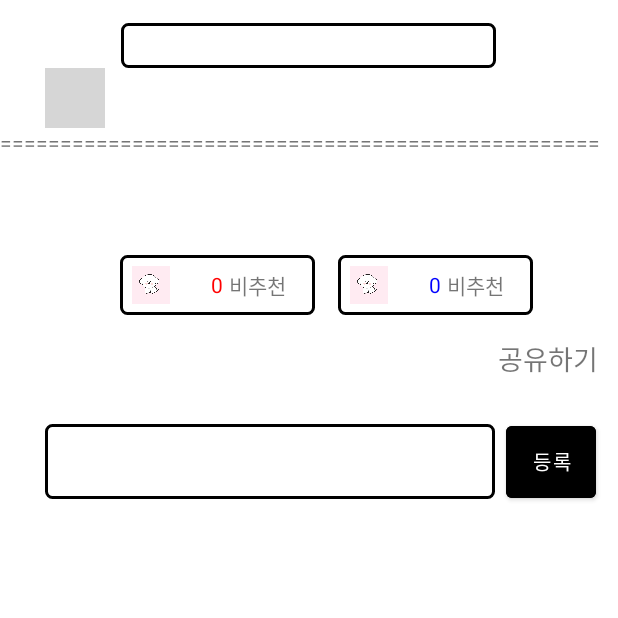
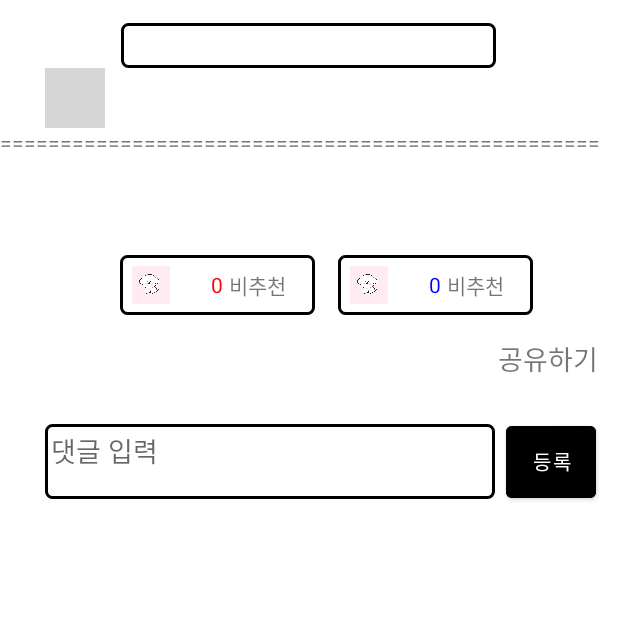
Before and after one commit to dragonechoi/HoneyDog, an Android app: the CatPostActivity screen opened directly, with no data from a screen before it, on a phone screen of 412 x 824 dp, the top half of it. Run offline under Robolectric (Android 15) with nearby library versions, the phone set to English and light mode, and no system bars; our stand-ins replace CircleImageView, Firebase (no records; nobody signed in at launch, a user with empty details on screens opened directly); pictures from the network do not load; grey boxes are pictures that could not be loaded.

Commit message:
댓글기능 추가 해야하는데 집가서 작업.....

```diff
--- a/app/src/main/java/com/cys/honeydog/activities/CatCmmActivity.kt
+++ b/app/src/main/java/com/cys/honeydog/activities/CatCmmActivity.kt
@@ -46,4 +46,6 @@ class CatCmmActivity : AppCompatActivity() {
         }
 
     }
+
+
 }
--- a/app/src/main/java/com/cys/honeydog/activities/CatPostActivity.kt
+++ b/app/src/main/java/com/cys/honeydog/activities/CatPostActivity.kt
@@ -1,19 +1,32 @@
 package com.cys.honeydog.activities
 
+import android.net.Uri
+import android.os.Bundle
+import android.widget.Toast
 import androidx.appcompat.app.AppCompatActivity
-import android.os.Bundle
 import com.bumptech.glide.Glide
+import com.cys.honeydog.G
 import com.cys.honeydog.R
+import com.cys.honeydog.adapters.CommentAdapter
 import com.cys.honeydog.databinding.ActivityCatPostBinding
+import com.cys.honeydog.model.CommentItem
+import com.google.firebase.firestore.FirebaseFirestore
+import com.google.firebase.firestore.ktx.toObject
 
 class CatPostActivity : AppCompatActivity() {
     val binding:ActivityCatPostBinding by lazy { ActivityCatPostBinding.inflate(layoutInflater) }
+    val item:MutableList<CommentItem> = mutableListOf()
     override fun onCreate(savedInstanceState: Bundle?) {
         super.onCreate(savedInstanceState)
         setContentView(binding.root)
 
         ViewCatPost()
 
+       binding.recyclerComment.adapter=CommentAdapter(this,item)
+
+
+        binding.commentBtn.setOnClickListener { saveUserId() }
+        saveUserId()
     }
 
     fun ViewCatPost(){
@@ -32,4 +45,11 @@ class CatPostActivity : AppCompatActivity() {
 
 
     }
+
+    fun saveUserId(){
+
+    }
+
+
+
 }
--- a/app/src/main/java/com/cys/honeydog/activities/NewIdActivity.kt
+++ b/app/src/main/java/com/cys/honeydog/activities/NewIdActivity.kt
@@ -1,28 +1,22 @@
 package com.cys.honeydog.activities
 
-import android.annotation.SuppressLint
 import android.content.DialogInterface
 import android.content.Intent
-import android.icu.text.SimpleDateFormat
 import android.net.Uri
 import android.os.Bundle
 import android.provider.MediaStore
 import android.widget.ArrayAdapter
 import android.widget.AutoCompleteTextView
-import android.widget.ImageView
 import android.widget.Toast
 import androidx.activity.result.contract.ActivityResultContracts
 import androidx.appcompat.app.AlertDialog
 import androidx.appcompat.app.AppCompatActivity
 import com.bumptech.glide.Glide
-import com.cys.honeydog.G
 import com.cys.honeydog.R
 import com.cys.honeydog.databinding.ActivityNewIdBinding
 import com.google.firebase.firestore.FirebaseFirestore
-import com.google.firebase.ktx.Firebase
 import com.google.firebase.storage.FirebaseStorage
 import com.google.firebase.storage.StorageReference
-import com.google.firebase.storage.ktx.storage
 import java.util.Date
 
 
--- a/app/src/main/java/com/cys/honeydog/activities/NewPostActivity.kt
+++ b/app/src/main/java/com/cys/honeydog/activities/NewPostActivity.kt
@@ -9,7 +9,6 @@ import androidx.activity.result.contract.ActivityResultContracts
 import androidx.appcompat.app.AppCompatActivity
 import com.bumptech.glide.Glide
 import com.cys.honeydog.G
-import com.cys.honeydog.Profile
 import com.cys.honeydog.R
 import com.cys.honeydog.databinding.ActivityNewPostBinding
 import com.google.firebase.firestore.FirebaseFirestore
--- a/app/src/main/java/com/cys/honeydog/adapters/CatCmmAdapter.kt
+++ b/app/src/main/java/com/cys/honeydog/adapters/CatCmmAdapter.kt
@@ -54,7 +54,6 @@ class CatCmmAdapter(var context: Context, var items: MutableList<CatCmmItem>) :
             intent.putExtra("postText",list.postText)
             intent.putExtra("profile",list.profile)
             intent.putExtra("userId",list.userId)
-
             context.startActivity(intent)
 
 
--- a/app/src/main/res/layout/activity_cat_post.xml
+++ b/app/src/main/res/layout/activity_cat_post.xml
@@ -46,6 +46,8 @@
             android:layout_marginTop="20dp"
             android:layout_toRightOf="@id/post_civ"
             android:text="닉네임" />
+
+
 
         <TextView
             android:id="@+id/end_lin"
@@ -184,9 +186,13 @@
             android:layout_marginBottom="15dp"
             android:background="@drawable/bg_login_btn"
             android:inputType="textMultiLine"
-            android:maxLines="3" />
+            android:maxLines="3"
+            android:hint="댓글 입력"
+            android:padding="4dp"
+            android:gravity="start"/>
 
         <Button
+            android:id="@+id/comment_btn"
             android:layout_width="60dp"
             android:layout_height="60dp"
             android:layout_below="@id/share_post"
@@ -200,9 +206,12 @@
             android:textSize="13sp" />
 
         <androidx.recyclerview.widget.RecyclerView
+            android:id="@+id/recycler_comment"
             android:layout_width="match_parent"
             android:layout_height="match_parent"
-            android:layout_below="@id/et_comment" />
+            android:layout_below="@id/et_comment"
+            app:layoutManager="androidx.recyclerview.widget.LinearLayoutManager"
+            android:orientation="vertical"/>
 
 
     </RelativeLayout>
--- a/app/src/main/res/layout/activity_post.xml
+++ b/app/src/main/res/layout/activity_post.xml
@@ -183,7 +183,10 @@
             android:layout_marginBottom="15dp"
             android:background="@drawable/bg_login_btn"
             android:inputType="textMultiLine"
-            android:maxLines="3" />
+            android:maxLines="3"
+            android:hint="댓글 입력"
+            android:gravity="start"
+            android:padding="8dp"/>
 
         <Button
             android:layout_width="60dp"
--- a/app/src/main/res/values-night/themes.xml
+++ b/app/src/main/res/values-night/themes.xml
@@ -1,6 +1,6 @@
 <resources xmlns:tools="http://schemas.android.com/tools">
     <!-- Base application theme. -->
-    <style name="Theme.HoneyDog" parent="Theme.MaterialComponents.DayNight.DarkActionBar">
+    <style name="Theme.HoneyDog" parent="Theme.MaterialComponents.DayNight.NoActionBar">
         <!-- Primary brand color. -->
         <item name="colorPrimary">@color/purple_200</item>
         <item name="colorPrimaryVariant">@color/purple_700</item>
```
Also changed, not shown: app/src/main/java/com/cys/honeydog/adapters/CommentAdapter.kt (added, +43 -0 lines), app/src/main/java/com/cys/honeydog/model/CommentItem.kt (added, +8 -0 lines).
